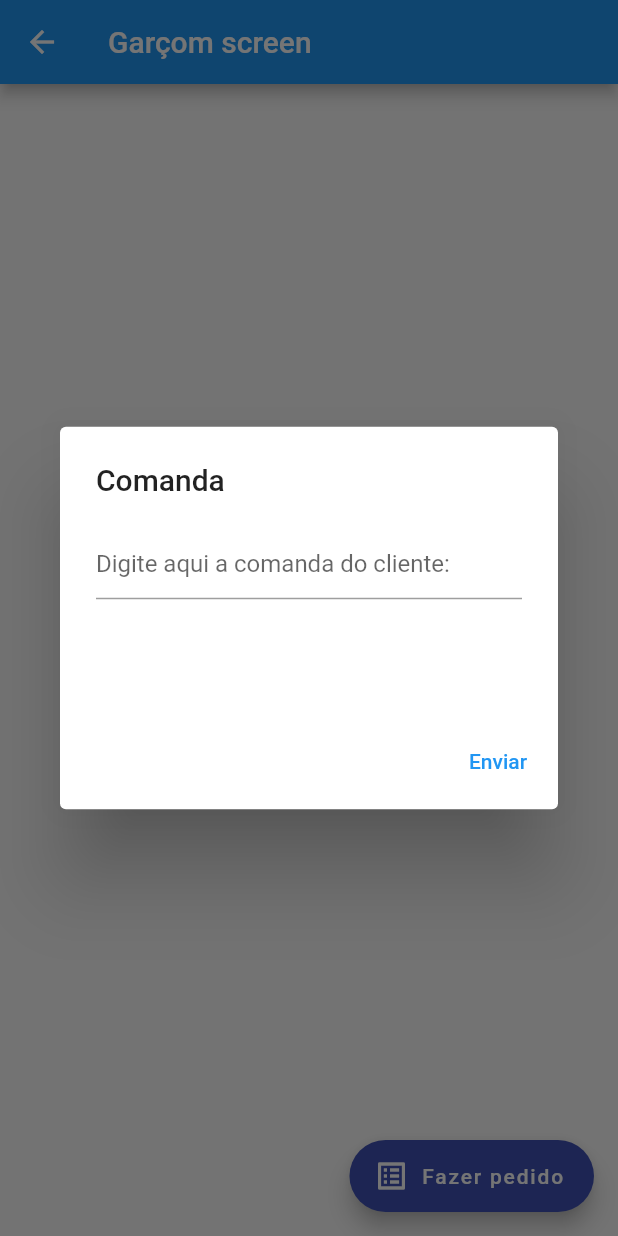
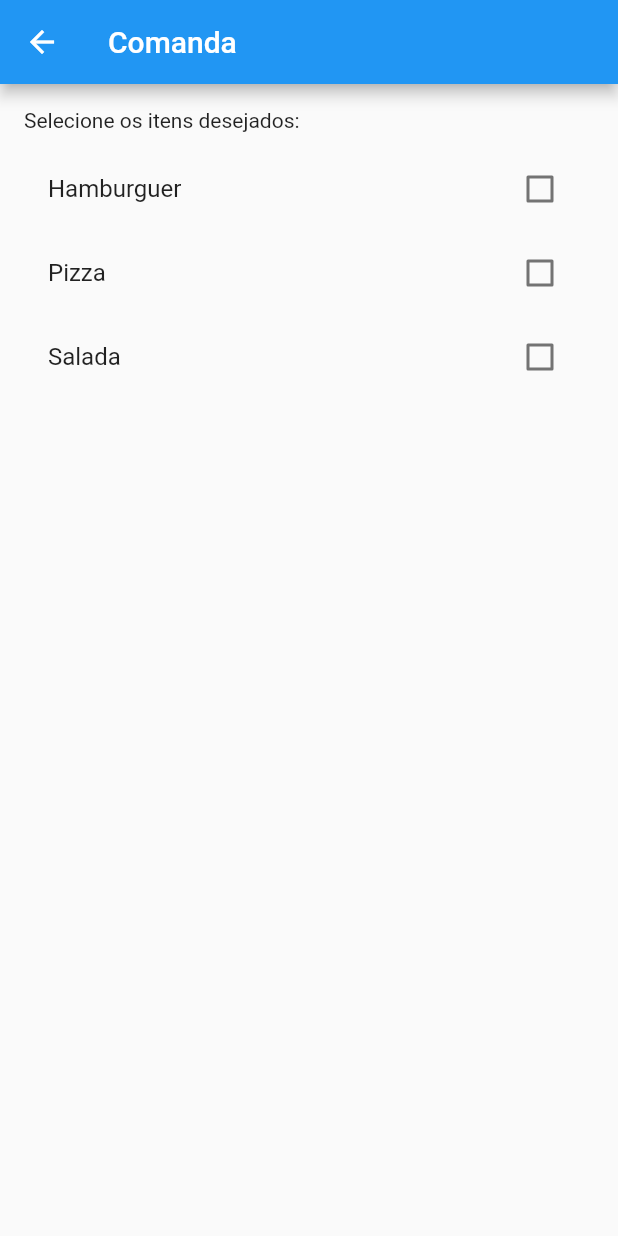
Before and after one commit to nicholasmm/Pede-ai-APP, a Flutter app: the NextScreenGarcom screen opened directly, after a tap on "Fazer pedido", on a phone screen of 412 x 824 dp. Run offline on Flutter 3.47's test engine with Material 2 defaults, Android fonts, the phone set to English and light mode, and no system bars.

Commit message:
App Build - Mudança na aba de pedido

```diff
--- a/lib/main.dart
+++ b/lib/main.dart
@@ -112,7 +112,7 @@ class NextScreen extends StatelessWidget {
 }
 
 class NextScreenGarcom extends StatelessWidget {
-  const NextScreenGarcom({super.key});
+  const NextScreenGarcom({Key? key}) : super(key: key);
 
   @override
   Widget build(BuildContext context) {
@@ -123,38 +123,20 @@ class NextScreenGarcom extends StatelessWidget {
       body: const Center(
         child: Text('Welcome to garçom screen!'),
       ),
-            floatingActionButton: FloatingActionButton.extended(
+      floatingActionButton: FloatingActionButton.extended(
         onPressed: () {
-          //Script para janela popup
-            showDialog(
-            context: context,
-            builder: (BuildContext context) {
-              return AlertDialog(
-                title: const Text('Comanda'),
-                content: const SizedBox(
-                  width: 500, // Defina a largura desejada
-                  height: 100, // Defina a altura desejada
-                  child: TextField(
-                    decoration: InputDecoration(
-                      hintText: 'Digite aqui a comanda do cliente:',
-                      //ontentPadding: EdgeInsets.symmetric(vertical: 30), Aumentar altura da textbox
-                    ),
-                  textInputAction: TextInputAction.newline, // Permitir nova linha ao pressionar "ENTER"
-                  keyboardType: TextInputType.multiline, // Permitir múltiplas linhas
-                  maxLines: null,
-                  ),
-                ),
-                actions: [
-                  TextButton(
-                    child: const Text('Enviar'),
-                    onPressed: () {
-                      // Aqui você pode implementar a lógica para enviar a comanda
-                      Navigator.of(context).pop();
-                    },
-                  ),
+          Navigator.push(
+            context,
+            MaterialPageRoute(builder: (BuildContext context) {
+              return ComandaScreen(
+                menuItems: [
+                  MenuItem(name: 'Hamburguer', ingredients: ['Pão', 'Carne', 'Queijo', 'Alface', 'Tomate']),
+                  MenuItem(name: 'Pizza', ingredients: ['Massa', 'Queijo', 'Molho de tomate', 'Pepperoni', 'Cebola']),
+                  MenuItem(name: 'Salada', ingredients: ['Alface', 'Tomate', 'Cenoura', 'Beterraba', 'Molho de salada']),
                 ],
+                selectedItems: List<bool>.filled(3, false),
               );
-            },
+            }),
           );
         },
         label: const Text('Fazer pedido'),
@@ -164,6 +146,105 @@ class NextScreenGarcom extends StatelessWidget {
     );
   }
 }
+
+class ComandaScreen extends StatelessWidget {
+    final List<MenuItem> menuItems;
+  final List<bool> selectedItems;
+
+  const ComandaScreen({
+    Key? key,
+    required this.menuItems,
+    required this.selectedItems,
+  }) : super(key: key);
+
+  @override
+  Widget build(BuildContext context) {
+    return Scaffold(
+      appBar: AppBar(
+        title: const Text('Comanda'),
+      ),
+      body: SingleChildScrollView(
+        child: Padding(
+          padding: const EdgeInsets.all(16.0),
+          child: Column(
+            crossAxisAlignment: CrossAxisAlignment.start,
+            children: [
+              const Text('Selecione os itens desejados:'),
+              const SizedBox(height: 10),
+              ListView.builder(
+                shrinkWrap: true,
+                itemCount: menuItems.length,
+                itemBuilder: (context, index) {
+                  return CheckboxListTile(
+                    title: Text(menuItems[index].name),
+                    value: selectedItems[index],
+                    onChanged: (value) {
+                      showDialog(
+                        context: context,
+                        builder: (BuildContext context) {
+                          return AlertDialog(
+                            title: const Text('Remover ingredientes'),
+                            content: SingleChildScrollView(
+                              child: Column(
+                                crossAxisAlignment: CrossAxisAlignment.start,
+                                children: [
+                                  Text('Remover ingredientes de ${menuItems[index].name}:'),
+                                  const SizedBox(height: 10),
+                                  ListView.builder(
+                                    shrinkWrap: true,
+                                    itemCount: menuItems[index].ingredients.length,
+                                    itemBuilder: (context, ingredientIndex) {
+                                      return CheckboxListTile(
+                                        title: Text(menuItems[index].ingredients[ingredientIndex]),
+                                        value: false,
+                                        onChanged: (value) {
+                                          // Faça algo com a opção selecionada
+                                        },
+                                      );
+                                    },
+                                  ),
+                                ],
+                              ),
+                            ),
+                            actions: [
+                              TextButton(
+                                child: const Text('Cancelar'),
+                                onPressed: () {
+                                  Navigator.of(context).pop();
+                                },
+                              ),
+                              TextButton(
+                                child: const Text('Enviar'),
+                                onPressed: () {
+                                  // Faça algo com as opções selecionadas
+                                  Navigator.of(context).pop();
+                                },
+                              ),
+                            ],
+                          );
+                        },
+                      );
+                    },
+                  );
+                },
+              ),
+            ],
+          ),
+        ),
+      ),
+    );
+  }
+}
+
+
+  class MenuItem {
+    final String name;
+    final List<String> ingredients;
+
+    MenuItem({required this.name, required this.ingredients});
+  }
+
+
 void main() {
   runApp(const MaterialApp(
     home: LoginPage(),
```
